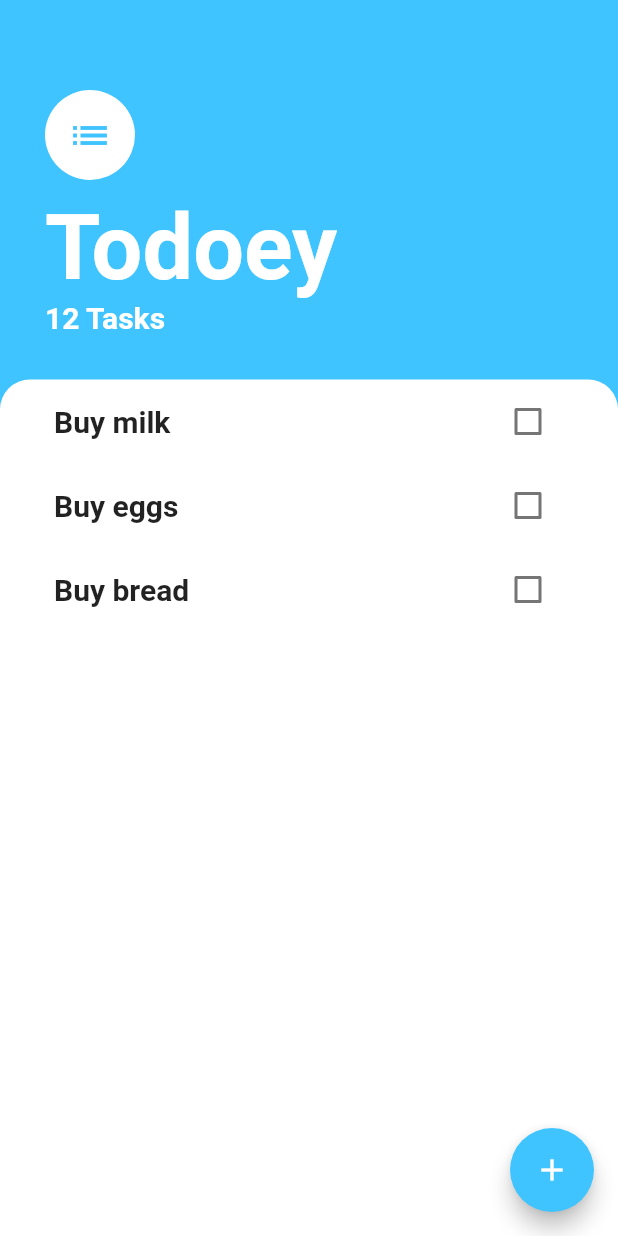
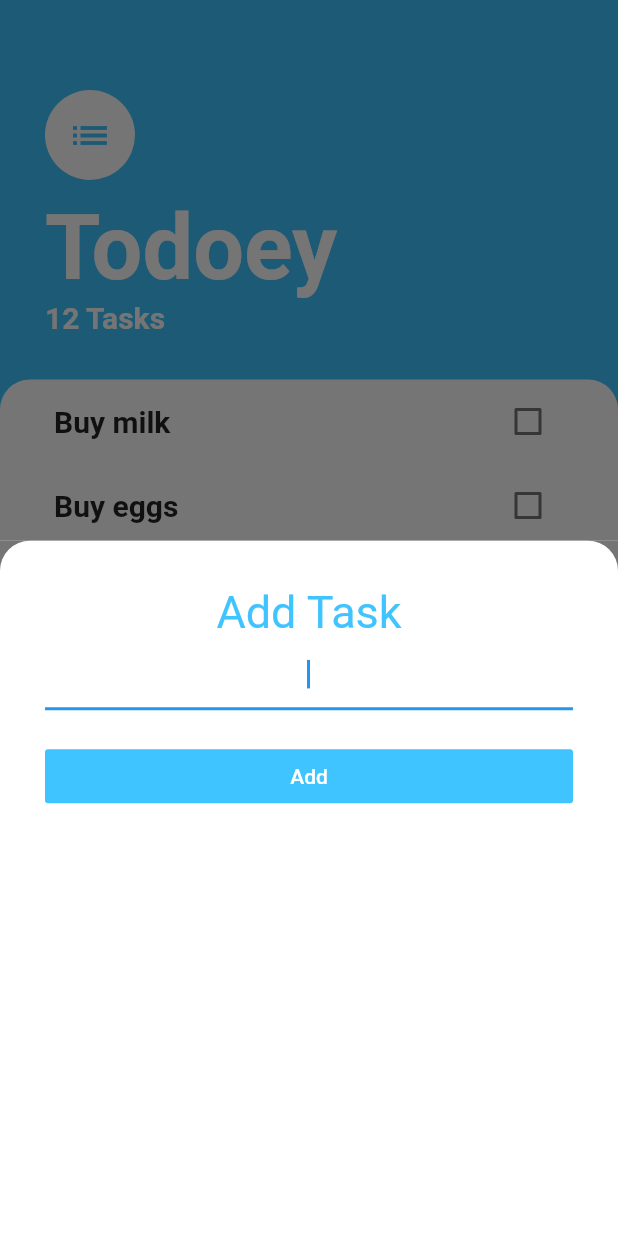
Before and after one commit to FrancaTM/todoey-app, a Flutter app: the screen it shows after launch, after a tap on the "add" icon, on a phone screen of 412 x 824 dp. Run offline on Flutter 3.47's test engine with Material 2 defaults, Android fonts, the phone set to English and light mode, and no system bars.

Commit message:
add bottom sheet to add tasks

```diff
--- /dev/null
+++ b/lib/screens/add_task_screen.dart
@@ -0,0 +1,51 @@
+import 'package:flutter/material.dart';
+
+class AddTaskScreen extends StatelessWidget {
+  @override
+  Widget build(BuildContext context) {
+    return Container(
+      color: Color(0xff757575),
+      child: Container(
+        padding: EdgeInsets.all(30.0),
+        decoration: BoxDecoration(
+          color: Colors.white,
+          borderRadius: BorderRadius.only(
+            topLeft: Radius.circular(20.0),
+            topRight: Radius.circular(20.0),
+          ),
+        ),
+        child: Center(
+          child: Column(
+            crossAxisAlignment: CrossAxisAlignment.stretch,
+            children: <Widget>[
+              Text(
+                'Add Task',
+                textAlign: TextAlign.center,
+                style: TextStyle(
+                  color: Colors.lightBlueAccent,
+                  fontSize: 30.0,
+                ),
+              ),
+              TextField(
+                autofocus: true,
+                textAlign: TextAlign.center,
+                decoration: InputDecoration(
+                  enabledBorder: UnderlineInputBorder(
+                    borderSide: BorderSide(color: Colors.lightBlueAccent),
+                  ),
+                ),
+              ),
+              SizedBox(height: 20.0),
+              FlatButton(
+                child: Text('Add'),
+                textColor: Colors.white,
+                color: Colors.lightBlueAccent,
+                onPressed: () {},
+              ),
+            ],
+          ),
+        ),
+      ),
+    );
+  }
+}
--- a/lib/screens/tasks_screen.dart
+++ b/lib/screens/tasks_screen.dart
@@ -1,7 +1,12 @@
 import 'package:flutter/material.dart';
 import 'package:todoey/widgets/tasks_list.dart';
+import 'package:todoey/screens/add_task_screen.dart';
 
 class TasksScreen extends StatelessWidget {
+  Widget buildBottomSheet(BuildContext context) {
+    return AddTaskScreen();
+  }
+
   @override
   Widget build(BuildContext context) {
     return Scaffold(
@@ -66,7 +71,9 @@ class TasksScreen extends StatelessWidget {
       floatingActionButton: FloatingActionButton(
         backgroundColor: Colors.lightBlueAccent,
         child: Icon(Icons.add),
-        onPressed: () {},
+        onPressed: () {
+          showModalBottomSheet(context: context, builder: buildBottomSheet);
+        },
       ),
     );
   }
```
